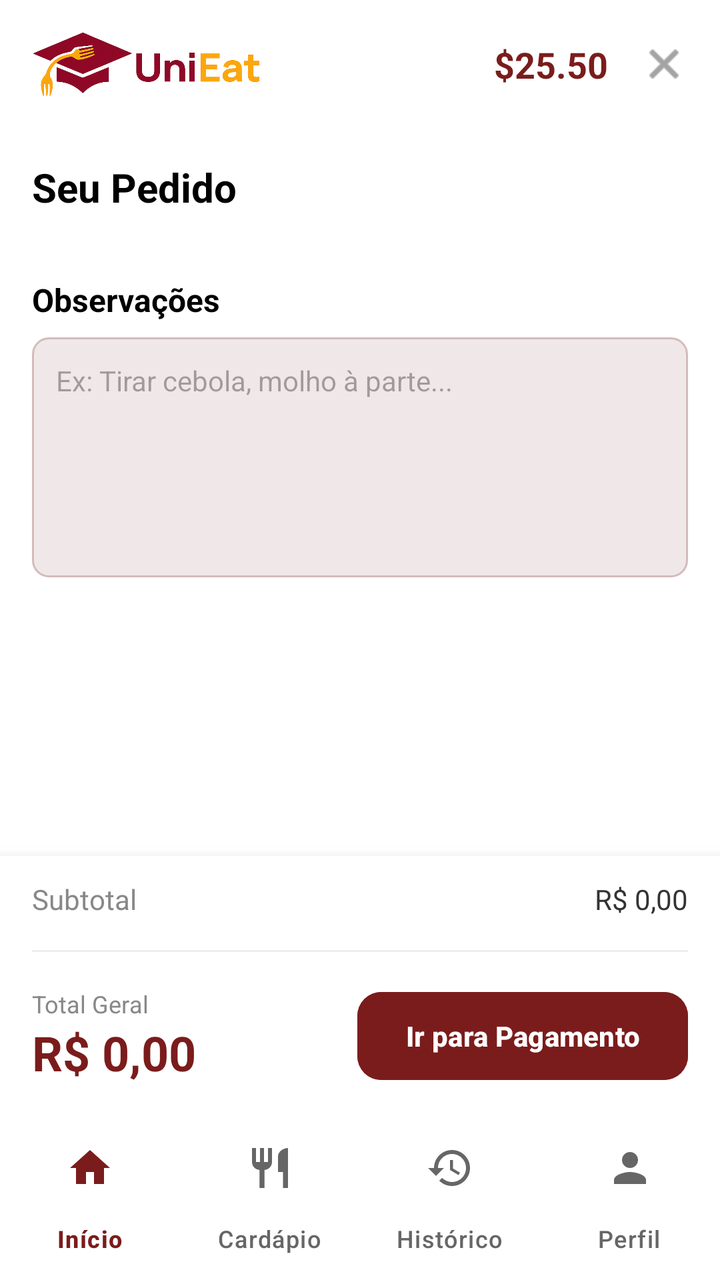
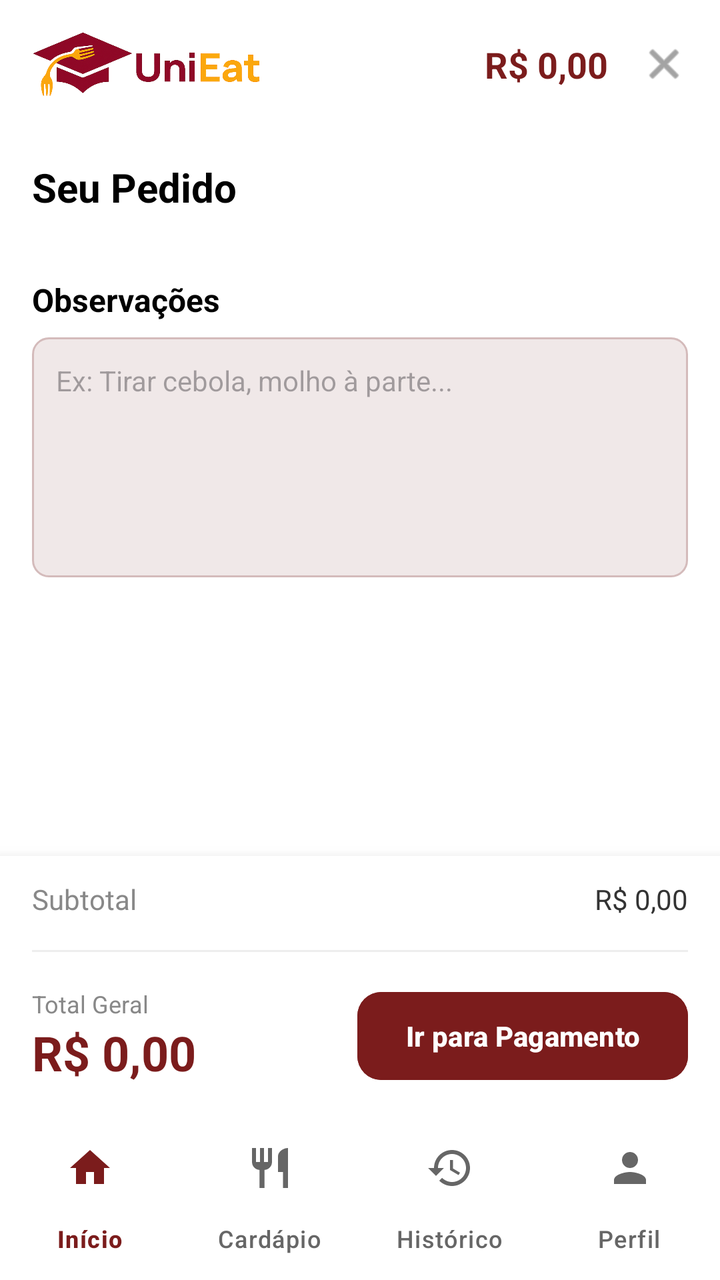

Screens rendered from an Android XML layout before and after an edit, with the pre-edit source and the edit as a unified diff.
<!-- AndroidManifest.xml: application theme Theme.UniEat -->
<!-- res/layout/activity_order.xml -->
<?xml version="1.0" encoding="utf-8"?>
<androidx.constraintlayout.widget.ConstraintLayout xmlns:android="http://schemas.android.com/apk/res/android"
    xmlns:app="http://schemas.android.com/apk/res-auto"
    xmlns:tools="http://schemas.android.com/tools"
    android:layout_width="match_parent"
    android:layout_height="match_parent"
    android:background="#FFFFFF"
    android:fitsSystemWindows="true">
    <androidx.constraintlayout.widget.ConstraintLayout
        android:id="@+id/topBar"
        android:layout_width="match_parent"
        android:layout_height="64dp"
        android:paddingStart="16dp"
        android:paddingEnd="16dp"
        app:layout_constraintTop_toTopOf="parent">
        <ImageView
            android:layout_width="wrap_content"
            android:layout_height="32dp"
            android:src="@drawable/logo_unieat"
            android:contentDescription="UniEat"
            android:adjustViewBounds="true"
            app:layout_constraintBottom_toBottomOf="parent"
            app:layout_constraintStart_toStartOf="parent"
            app:layout_constraintTop_toTopOf="parent" />
        <LinearLayout
            android:layout_width="wrap_content"
            android:layout_height="wrap_content"
            android:gravity="center_vertical"
            android:orientation="horizontal"
            app:layout_constraintBottom_toBottomOf="parent"
            app:layout_constraintEnd_toEndOf="parent"
            app:layout_constraintTop_toTopOf="parent">
            <TextView
                android:layout_width="wrap_content"
                android:layout_height="wrap_content"
                android:text="$25.50"
                android:textColor="#7B1C1C"
                android:textSize="18sp"
                android:textStyle="bold" />
            <ImageView
                android:id="@+id/btnClose"
                android:layout_width="24dp"
                android:layout_height="24dp"
                android:layout_marginStart="16dp"
                android:src="@android:drawable/ic_menu_close_clear_cancel"
                app:tint="#666666" />
        </LinearLayout>
    </androidx.constraintlayout.widget.ConstraintLayout>
    <androidx.core.widget.NestedScrollView
        android:layout_width="match_parent"
        android:layout_height="0dp"
        app:layout_constraintBottom_toTopOf="@+id/bottomSection"
        app:layout_constraintTop_toBottomOf="@id/topBar">
        <LinearLayout
            android:layout_width="match_parent"
            android:layout_height="wrap_content"
            android:orientation="vertical"
            android:padding="16dp">
            <TextView
                android:layout_width="wrap_content"
                android:layout_height="wrap_content"
                android:layout_marginBottom="16dp"
                android:text="Seu Pedido"
                android:textColor="#000000"
                android:textSize="20sp"
                android:textStyle="bold" />
            <androidx.recyclerview.widget.RecyclerView
                android:id="@+id/rvOrderItems"
                android:layout_width="match_parent"
                android:layout_height="wrap_content"
                app:layoutManager="androidx.recyclerview.widget.LinearLayoutManager"
                android:nestedScrollingEnabled="false"
                android:layout_marginBottom="16dp" />
            <TextView
                android:layout_width="wrap_content"
                android:layout_height="wrap_content"
                android:layout_marginBottom="8dp"
                android:text="Observações"
                android:textColor="#000000"
                android:textSize="16sp"
                android:textStyle="bold" />
            <EditText
                android:id="@+id/etAnnotation"
                android:layout_width="match_parent"
                android:layout_height="120dp"
                android:background="@drawable/shape_toggle_bg"
                android:gravity="top"
                android:hint="Ex: Tirar cebola, molho à parte..."
                android:padding="12dp"
                android:textColor="#333333"
                android:textSize="14sp" />
        </LinearLayout>
    </androidx.core.widget.NestedScrollView>
    <LinearLayout
        android:id="@+id/bottomSection"
        android:layout_width="match_parent"
        android:layout_height="wrap_content"
        android:background="#FFFFFF"
        android:orientation="vertical"
        android:elevation="8dp"
        app:layout_constraintBottom_toTopOf="@+id/bottomNavigation">
        <LinearLayout
            android:layout_width="match_parent"
            android:layout_height="wrap_content"
            android:orientation="horizontal"
            android:paddingStart="16dp"
            android:paddingTop="12dp"
            android:paddingEnd="16dp">
            <TextView
                android:layout_width="wrap_content"
                android:layout_height="wrap_content"
                android:text="Subtotal"
                android:textColor="#888888"
                android:textSize="14sp" />
            <View
                android:layout_width="0dp"
                android:layout_height="0dp"
                android:layout_weight="1" />
            <TextView
                android:id="@+id/tvSubtotal"
                android:layout_width="wrap_content"
                android:layout_height="wrap_content"
                android:text="R$ 0,00"
                android:textColor="#333333"
                android:textSize="14sp" />
        </LinearLayout>
        <View
            android:layout_width="match_parent"
            android:layout_height="1dp"
            android:layout_margin="16dp"
            android:background="#EEEEEE" />
        <LinearLayout
            android:layout_width="match_parent"
            android:layout_height="wrap_content"
            android:gravity="center_vertical"
            android:orientation="horizontal"
            android:paddingStart="16dp"
            android:paddingEnd="16dp"
            android:paddingBottom="16dp">
            <LinearLayout
                android:layout_width="wrap_content"
                android:layout_height="wrap_content"
                android:orientation="vertical">
                <TextView
                    android:layout_width="wrap_content"
                    android:layout_height="wrap_content"
                    android:text="Total Geral"
                    android:textColor="#888888"
                    android:textSize="12sp" />
                <TextView
                    android:id="@+id/tvTotal"
                    android:layout_width="wrap_content"
                    android:layout_height="wrap_content"
                    android:text="R$ 0,00"
                    android:textColor="#7B1C1C"
                    android:textSize="24sp"
                    android:textStyle="bold" />
            </LinearLayout>
            <View
                android:layout_width="0dp"
                android:layout_height="0dp"
                android:layout_weight="1" />
            <Button
                android:id="@+id/btnGoToPayment"
                android:layout_width="wrap_content"
                android:layout_height="52dp"
                android:backgroundTint="#7B1C1C"
                android:paddingStart="24dp"
                android:paddingEnd="24dp"
                android:text="Ir para Pagamento"
                android:textAllCaps="false"
                android:textColor="#FFFFFF"
                android:textStyle="bold"
                app:cornerRadius="12dp" />
        </LinearLayout>
    </LinearLayout>
    <com.google.android.material.bottomnavigation.BottomNavigationView
        android:id="@+id/bottomNavigation"
        android:layout_width="match_parent"
        android:layout_height="80dp"
        android:background="#FFFFFF"
        app:itemIconTint="@drawable/nav_item_color"
        app:itemTextColor="@drawable/nav_item_color"
        app:itemActiveIndicatorStyle="@style/Widget.Material3.BottomNavigationView.ActiveIndicator"
        app:itemRippleColor="@null"
        app:menu="@menu/bottom_nav_menu"
        app:elevation="16dp"
        app:labelVisibilityMode="labeled"
        app:layout_constraintBottom_toBottomOf="parent" />
</androidx.constraintlayout.widget.ConstraintLayout>
<!-- resources referenced by this layout -->
<resources>
  <!-- drawable logo_unieat: png bitmap (drawable, 134527 bytes) -->
  <!-- drawable nav_item_color (drawable) -->
  <?xml version="1.0" encoding="utf-8"?>
  <selector xmlns:android="http://schemas.android.com/apk/res/android">
      <item android:color="#7B1C1C" android:state_checked="true" />
      <item android:color="#666666" />
  </selector>
  <!-- drawable shape_toggle_bg (drawable) -->
  <?xml version="1.0" encoding="utf-8"?>
  <shape xmlns:android="http://schemas.android.com/apk/res/android"
      android:shape="rectangle">
      <solid android:color="#F0E8E8" />
      <stroke
          android:width="1dp"
          android:color="#D4BBBB" />
      <corners android:radius="8dp" />
  </shape>
  <style name="Theme.UniEat" parent="Base.Theme.UniEat" />
  <style name="Base.Theme.UniEat" parent="Theme.Material3.Light.NoActionBar">
  </style>
</resources>

<!-- the commit's change to res/layout/activity_order.xml (unified diff, before → after) -->
@@ -31,9 +31,10 @@
             app:layout_constraintEnd_toEndOf="parent"
             app:layout_constraintTop_toTopOf="parent">
             <TextView
+                android:id="@+id/tvBalance"
                 android:layout_width="wrap_content"
                 android:layout_height="wrap_content"
-                android:text="$25.50"
+                android:text="R$ 0,00"
                 android:textColor="#7B1C1C"
                 android:textSize="18sp"
                 android:textStyle="bold" />
